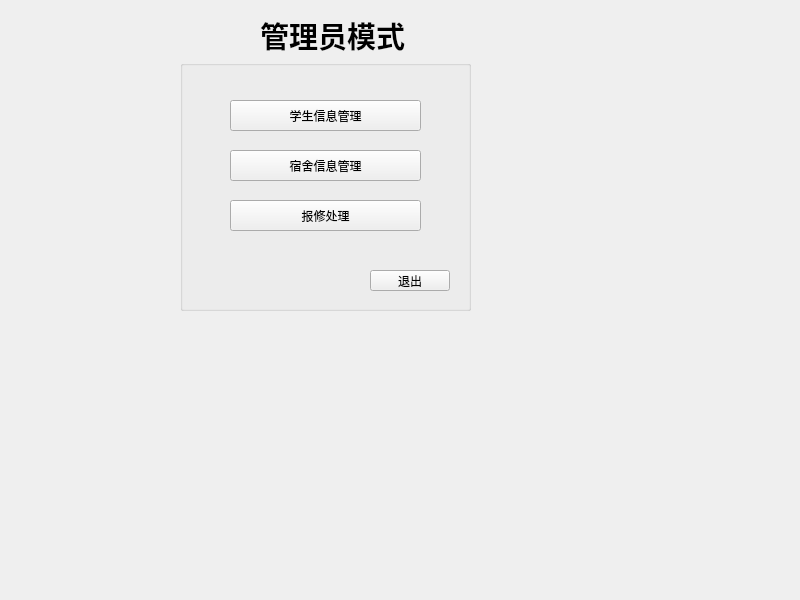
First picture: the form in administratorwindow.ui, repository yzyzhenlihai/CplusplusProject, before the edit.
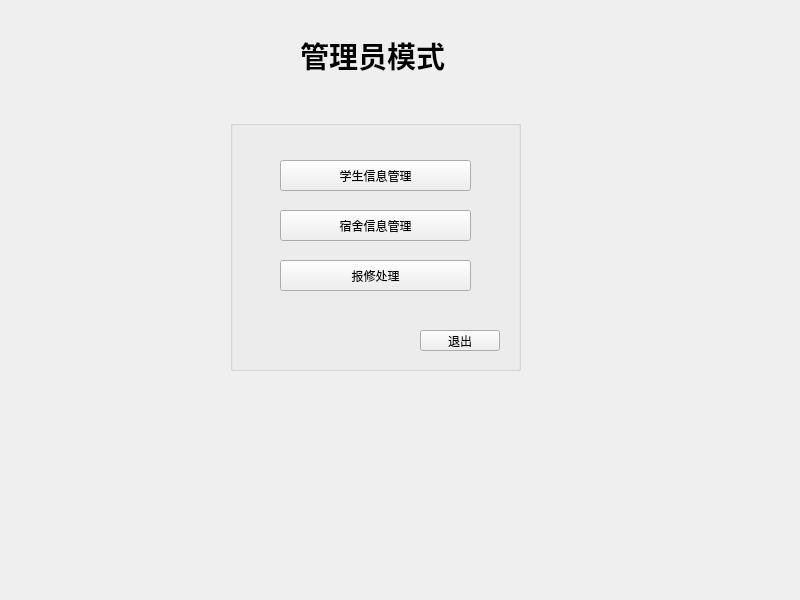
Second picture: the form after the edit.

What changed in the file:
```diff
--- a/administratorwindow.ui
+++ b/administratorwindow.ui
@@ -17,8 +17,8 @@
    <widget class="QLabel" name="TitleLabel">
     <property name="geometry">
      <rect>
-      <x>260</x>
-      <y>0</y>
+      <x>300</x>
+      <y>20</y>
       <width>171</width>
       <height>71</height>
      </rect>
@@ -39,8 +39,8 @@
    <widget class="QGroupBox" name="groupBox">
     <property name="geometry">
      <rect>
-      <x>180</x>
-      <y>60</y>
+      <x>230</x>
+      <y>120</y>
       <width>291</width>
       <height>251</height>
      </rect>
```
